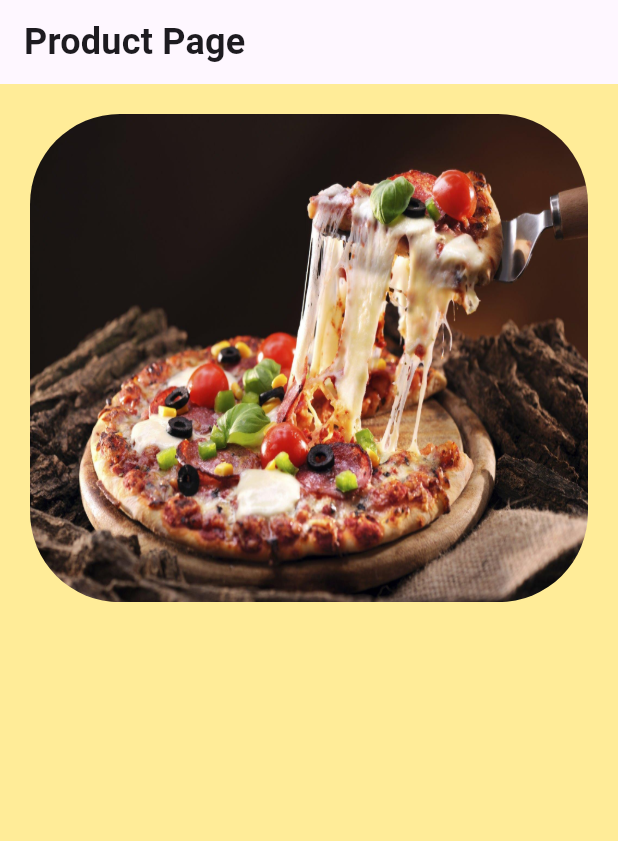
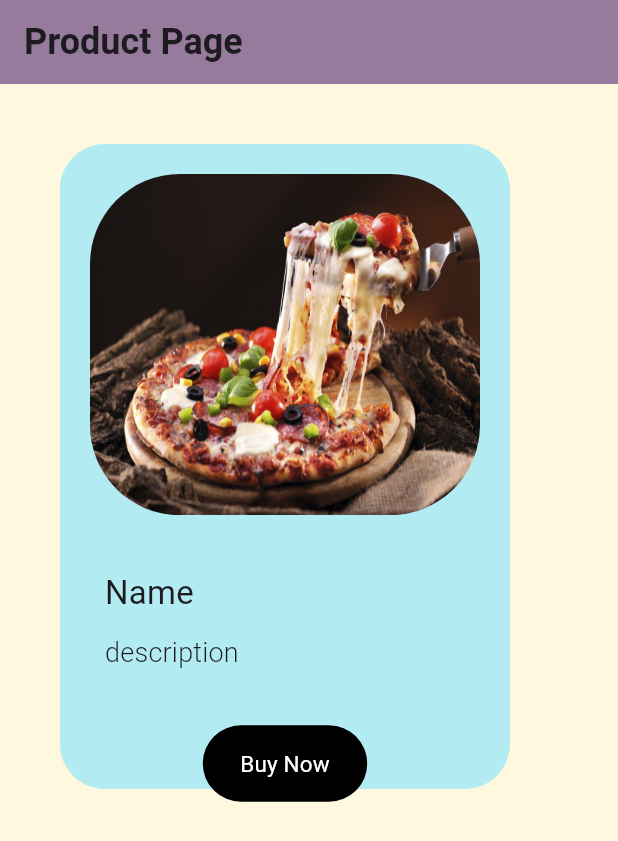
Before and after one commit to Z-i-n-k-s/Assignment_flutter_app_aust_cse2100, a Flutter app: the screen it shows after launch, on a phone screen of 412 x 824 dp. Shown: the top 841 px of the screen. Run offline on Flutter 3.47's test engine with Material 3 defaults, Android fonts, the phone set to English and light mode, and no system bars.

```diff
--- /dev/null
+++ b/lib/buttuon.dart
@@ -0,0 +1,24 @@
+import 'package:flutter/material.dart';
+
+class MyButton extends StatelessWidget {
+  final void Function()? onTap;
+
+  final Widget child;
+
+  const MyButton({super.key, this.onTap, required this.child});
+
+  @override
+  Widget build(BuildContext context) {
+    return GestureDetector(
+      onTap: onTap,
+      child: Container(
+        decoration: BoxDecoration(
+          color: Colors.black,
+          borderRadius: BorderRadius.circular(30),
+        ),
+        padding: const EdgeInsets.fromLTRB(25, 15, 25, 15),
+        child: child,
+      ),
+    );
+  }
+}
--- a/lib/main.dart
+++ b/lib/main.dart
@@ -1,3 +1,5 @@
+import 'package:assignment_app/pages/buy_page.dart';
+import 'package:assignment_app/pages/product_page.dart';
 import 'package:flutter/material.dart';
 
 void main() {
@@ -12,37 +14,11 @@ class MyApp extends StatelessWidget {
   Widget build(BuildContext context) {
     return MaterialApp(
       debugShowCheckedModeBanner: false,
-      home: Scaffold(
-        backgroundColor: const Color.fromARGB(255, 255, 236, 152),
-        appBar: AppBar(
-          title: Text(
-            'Product Page',
-            style: Theme.of(context).textTheme.titleMedium!.copyWith(
-                  fontSize: 24,
-                  fontWeight: FontWeight.w700,
-                ),
-          ),
-        ),
-        body: Column(
-          children: [
-            Container(
-              padding: const EdgeInsets.all(20),
-              child: Center(
-                child: ClipRRect(
-                  borderRadius: BorderRadius.circular(60),
-                  child: AspectRatio(
-                    aspectRatio: 2 / 1.75,
-                    child: Image.asset(
-                      'assets/pizza.jpg',
-                      fit: BoxFit.fill,
-                    ),
-                  ),
-                ),
-              ),
-            ),
-          ],
-        ), // Center
-      ),
+      home: const ProductPage(),
+      routes: {
+        '/product_page': (context) => const ProductPage(),
+        '/buy_page': (context) => const BuyPage(),
+      },
     );
   }
 }
--- /dev/null
+++ b/lib/pages/buy_page.dart
@@ -0,0 +1,22 @@
+import 'package:flutter/material.dart';
+
+class BuyPage extends StatelessWidget {
+  const BuyPage({super.key});
+
+  @override
+  Widget build(BuildContext context) {
+    return Scaffold(
+      backgroundColor: const Color.fromARGB(255, 253, 248, 222),
+      appBar: AppBar(
+        backgroundColor: const Color.fromARGB(255, 133, 190, 139),
+        title: const Text(
+          'Buy Page',
+          style: TextStyle(
+            fontSize: 24,
+            fontWeight: FontWeight.w700,
+          ),
+        ),
+      ),
+    );
+  }
+}
--- /dev/null
+++ b/lib/pages/product_page.dart
@@ -0,0 +1,97 @@
+import 'package:assignment_app/buttuon.dart';
+import 'package:flutter/material.dart';
+
+class ProductPage extends StatelessWidget {
+  const ProductPage({super.key});
+
+  @override
+  Widget build(BuildContext context) {
+    return Scaffold(
+      backgroundColor: const Color.fromARGB(255, 253, 248, 222),
+      appBar: AppBar(
+        backgroundColor: Color.fromARGB(235, 141, 112, 150),
+        title: const Text(
+          'Product Page',
+          style: TextStyle(
+            fontSize: 24,
+            fontWeight: FontWeight.w700,
+          ),
+        ),
+      ),
+      body: Container(
+        margin: const EdgeInsets.fromLTRB(40, 40, 40, 50),
+        // padding: const EdgeInsets.fromLTRB(30, 30, 30, 30),
+        width: 300,
+        height: 430,
+        decoration: BoxDecoration(
+          color: Colors.cyan[100],
+          borderRadius: BorderRadius.circular(30),
+        ),
+        child: Column(
+          crossAxisAlignment: CrossAxisAlignment.start,
+          children: [
+            Container(
+              padding: const EdgeInsets.all(20),
+              child: Center(
+                child: ClipRRect(
+                  borderRadius: BorderRadius.circular(60),
+                  child: AspectRatio(
+                    aspectRatio: 2 / 1.75,
+                    child: Image.asset(
+                      'assets/pizza.jpg',
+                      fit: BoxFit.fill,
+                    ),
+                  ),
+                ),
+              ),
+            ),
+            const SizedBox(
+              height: 15,
+            ),
+            Container(
+              padding: EdgeInsets.only(left: 30),
+              child: Text(
+                'Name',
+                style: Theme.of(context).textTheme.titleMedium!.copyWith(
+                      fontSize: 22,
+                      fontWeight: FontWeight.w400,
+                    ),
+              ),
+            ),
+            const SizedBox(
+              height: 10,
+            ),
+            Container(
+              padding: EdgeInsets.only(left: 30),
+              child: Text(
+                'description',
+                style: Theme.of(context).textTheme.titleMedium!.copyWith(
+                      fontSize: 18,
+                      fontWeight: FontWeight.w300,
+                    ),
+              ),
+            ),
+            const SizedBox(
+              height: 35,
+            ),
+            Row(
+              mainAxisAlignment: MainAxisAlignment.center,
+              children: [
+                MyButton(
+                    onTap: () => Navigator.pushNamed(context, '/buy_page'),
+                    child: Text(
+                      "Buy Now",
+                      style: Theme.of(context).textTheme.titleSmall!.copyWith(
+                            color: Colors.white,
+                            fontWeight: FontWeight.w400,
+                            fontSize: 15,
+                          ),
+                    )),
+              ],
+            )
+          ],
+        ),
+      ), // Center
+    );
+  }
+}
```
